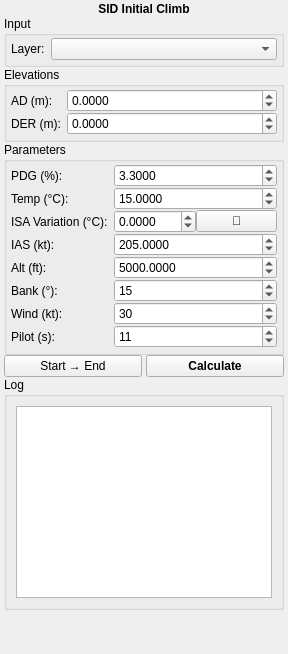
Above: Q_Pansopy/ui/departures/qpansopy_sid_initial_dockwidget.ui from FLYGHT7/qpansopy before the change. Below: the same form after it.
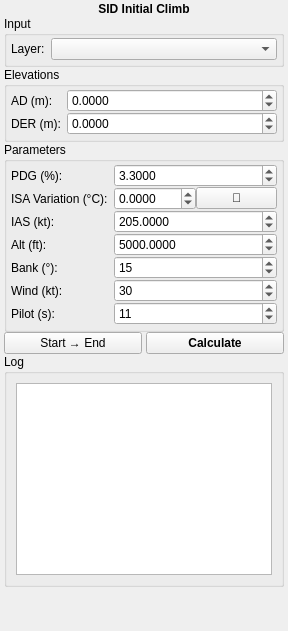
That is the form after the change. Custom widgets are drawn as their Qt base class.

Commit message: Implement ISA calculation integration in SID initial dock widget; update UI and add tests

What changed in the file:
```diff
--- a/Q_Pansopy/ui/departures/qpansopy_sid_initial_dockwidget.ui
+++ b/Q_Pansopy/ui/departures/qpansopy_sid_initial_dockwidget.ui
@@ -221,36 +221,13 @@
         </widget>
        </item>
        <item row="1" column="0">
-        <widget class="QLabel" name="tempLabel">
-         <property name="text">
-          <string>Temp (°C):</string>
-         </property>
-        </widget>
-       </item>
-       <item row="1" column="1">
-        <widget class="QDoubleSpinBox" name="tempSpinBox">
-         <property name="minimum">
-          <double>-50.000000000000000</double>
-         </property>
-         <property name="maximum">
-          <double>60.000000000000000</double>
-         </property>
-         <property name="value">
-          <double>15.000000000000000</double>
-         </property>
-         <property name="decimals">
-          <number>4</number>
-         </property>
-        </widget>
-       </item>
-       <item row="2" column="0">
         <widget class="QLabel" name="isaVarLabel">
          <property name="text">
           <string>ISA Variation (°C):</string>
          </property>
         </widget>
        </item>
-       <item row="2" column="1">
+       <item row="1" column="1">
         <layout class="QHBoxLayout" name="isaVarLayout">
          <item>
           <widget class="QDoubleSpinBox" name="isaVarSpinBox">
@@ -283,14 +260,14 @@
          </item>
         </layout>
        </item>
-       <item row="3" column="0">
+       <item row="2" column="0">
         <widget class="QLabel" name="iasLabel">
          <property name="text">
           <string>IAS (kt):</string>
          </property>
         </widget>
        </item>
-       <item row="3" column="1">
+       <item row="2" column="1">
         <widget class="QDoubleSpinBox" name="iasSpinBox">
          <property name="decimals">
           <number>4</number>
@@ -306,14 +283,14 @@
          </property>
         </widget>
        </item>
-       <item row="4" column="0">
+       <item row="3" column="0">
         <widget class="QLabel" name="altitudeLabel">
          <property name="text">
           <string>Alt (ft):</string>
          </property>
         </widget>
        </item>
-       <item row="4" column="1">
+       <item row="3" column="1">
         <widget class="QDoubleSpinBox" name="altitudeSpinBox">
          <property name="minimum">
           <double>100.000000000000000</double>
@@ -332,14 +309,14 @@
          </property>
         </widget>
        </item>
-       <item row="5" column="0">
+       <item row="4" column="0">
         <widget class="QLabel" name="bankAngleLabel">
          <property name="text">
           <string>Bank (°):</string>
          </property>
         </widget>
        </item>
-       <item row="5" column="1">
+       <item row="4" column="1">
         <widget class="QSpinBox" name="bankAngleSpinBox">
          <property name="minimum">
           <number>5</number>
@@ -352,14 +329,14 @@
          </property>
         </widget>
        </item>
-       <item row="6" column="0">
+       <item row="5" column="0">
         <widget class="QLabel" name="windLabel">
          <property name="text">
           <string>Wind (kt):</string>
          </property>
         </widget>
        </item>
-       <item row="6" column="1">
+       <item row="5" column="1">
         <widget class="QSpinBox" name="windSpinBox">
          <property name="minimum">
           <number>0</number>
@@ -372,14 +349,14 @@
          </property>
         </widget>
        </item>
-       <item row="7" column="0">
+       <item row="6" column="0">
         <widget class="QLabel" name="pilotTimeLabel">
          <property name="text">
           <string>Pilot (s):</string>
          </property>
         </widget>
        </item>
-       <item row="7" column="1">
+       <item row="6" column="1">
         <widget class="QSpinBox" name="pilotTimeSpinBox">
          <property name="minimum">
           <number>1</number>
```
Left out of the diff: 2 changed lines with no effect on the pictures. The commit also changes 5 other files.
